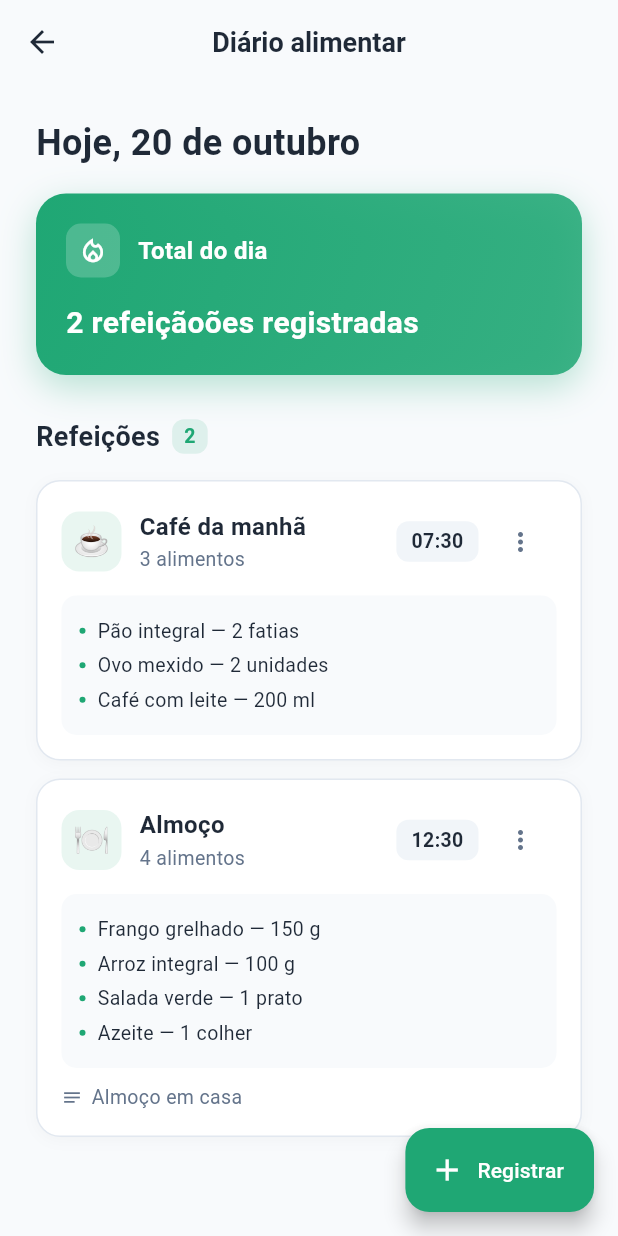
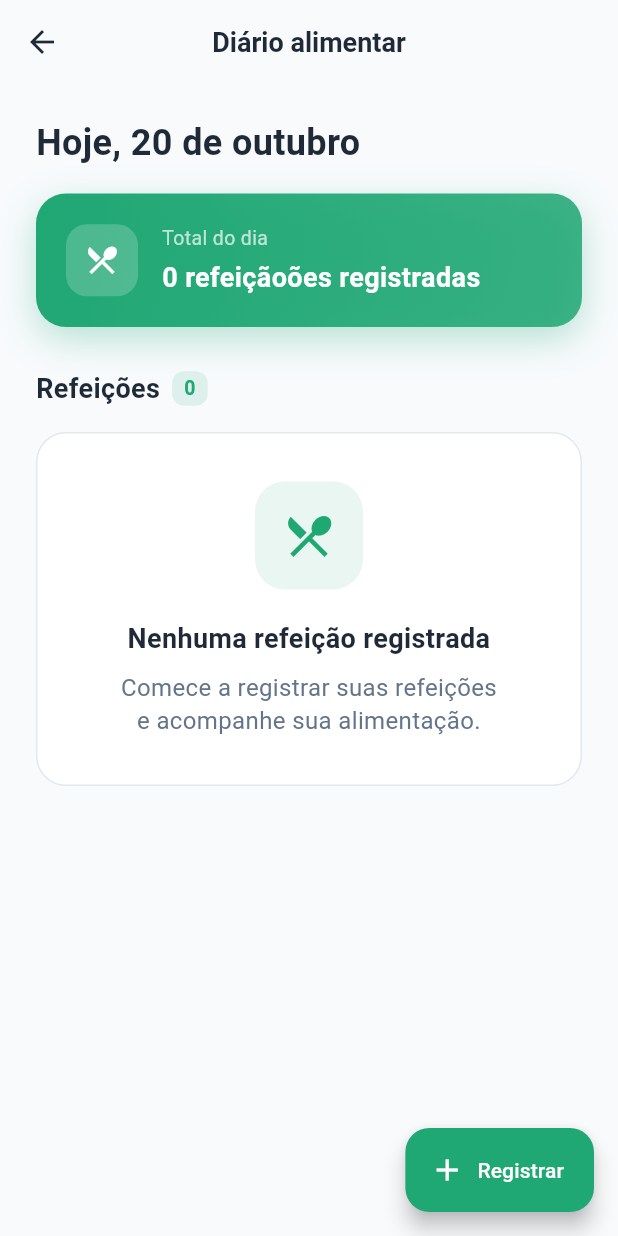
Before and after one commit to 435310/nutriflow, a Flutter app: the DiaryPage screen opened by its route, on a phone screen of 412 x 824 dp. Run offline on Flutter 3.47's test engine with Material 3 defaults, Android fonts, the phone set to English and light mode, and no system bars; our stand-ins replace shared_preferences; accounts and stored records are empty.

```diff
--- a/lib/screens/patient/diary/diary_page.dart
+++ b/lib/screens/patient/diary/diary_page.dart
@@ -4,12 +4,10 @@ import '../../../app/routes.dart';
 import '../../../core/theme/colors.dart';
 import '../../../core/theme/text_styles.dart';
 import '../../../models/meal.dart';
+import '../../../services/local_storage_service.dart';
 import '../../../widgets/daily_total_card.dart';
 import '../../../widgets/meal_card.dart';
 
-/// ============================================
-/// TELA: DIÁRIO ALIMENTAR
-/// ============================================
 class DiaryPage extends StatefulWidget {
   const DiaryPage({super.key});
 
@@ -22,26 +20,24 @@ class _DiaryPageState extends State<DiaryPage>
   late AnimationController _controller;
   late Animation<double> _fadeIn;
 
-  // Refeições de exemplo (mock)
-  late List<Meal> _meals;
+  final _storage = LocalStorageService();
+
+  // Garante que _meals NUNCA será null
+  List<Meal> _meals = [];
+  bool _isLoading = true;
 
   @override
   void initState() {
     super.initState();
-
     _controller = AnimationController(
       vsync: this,
       duration: const Duration(milliseconds: 800),
     );
-
     _fadeIn = Tween<double>(begin: 0.0, end: 1.0).animate(
       CurvedAnimation(parent: _controller, curve: Curves.easeOut),
     );
-
     _controller.forward();
-
-    // Mock de refeições
-    _meals = _buildMockMeals();
+    _loadMeals();
   }
 
   @override
@@ -50,61 +46,44 @@ class _DiaryPageState extends State<DiaryPage>
     super.dispose();
   }
 
-  // ============================================
-  // MOCK DE REFEIÇÕES
-  // ============================================
-  List<Meal> _buildMockMeals() {
-    final now = DateTime.now();
-    final today = DateTime(now.year, now.month, now.day);
+  Future<void> _loadMeals() async {
+    try {
+      // Carrega refeições do dia atual
+      final meals = await _storage.loadMealsByDate(DateTime.now());
 
-    return [
-      Meal(
-        id: '1',
-        type: MealType.breakfast,
-        dateTime: today.add(const Duration(hours: 7, minutes: 30)),
-        foods: const [
-          FoodItem(name: 'Pão integral', quantity: 2, unit: 'fatias'),
-          FoodItem(name: 'Ovo mexido', quantity: 2, unit: 'unidades'),
-          FoodItem(name: 'Café com leite', quantity: 200, unit: 'ml'),
-        ],
-      ),
-      Meal(
-        id: '2',
-        type: MealType.lunch,
-        dateTime: today.add(const Duration(hours: 12, minutes: 30)),
-        foods: const [
-          FoodItem(name: 'Frango grelhado', quantity: 150, unit: 'g'),
-          FoodItem(name: 'Arroz integral', quantity: 100, unit: 'g'),
-          FoodItem(name: 'Salada verde', quantity: 1, unit: 'prato'),
-          FoodItem(name: 'Azeite', quantity: 1, unit: 'colher'),
-        ],
-        notes: 'Almoço em casa',
-      ),
-    ];
+      if (!mounted) return;
+      setState(() {
+        // Se por algum motivo 'meals' vier nulo, força uma lista vazia
+        _meals = meals ?? [];
+        _isLoading = false;
+      });
+    } catch (e) {
+      print('Erro ao carregar refeições: $e');
+      if (!mounted) return;
+      setState(() {
+        _meals = [];
+        _isLoading = false;
+      });
+    }
   }
 
-  // ============================================
-  // REMOVER REFEIÇÃO
-  // ============================================
   void _handleDelete(Meal meal) {
     showDialog(
       context: context,
       builder: (context) => AlertDialog(
         title: const Text('Excluir refeição?'),
-        content: Text(
-          'Deseja realmente excluir "${meal.type.label}"?',
-        ),
+        content: Text('Deseja realmente excluir "${meal.type.label}"?'),
         actions: [
           TextButton(
             onPressed: () => Navigator.pop(context),
             child: const Text('Cancelar'),
           ),
           TextButton(
-            onPressed: () {
-              setState(() {
-                _meals.removeWhere((m) => m.id == meal.id);
-              });
+            onPressed: () async {
+              await _storage.deleteMeal(meal.id);
+              if (!mounted) return;
               Navigator.pop(context);
+              _loadMeals();
               ScaffoldMessenger.of(context).showSnackBar(
                 SnackBar(
                   content: Text('${meal.type.label} excluído'),
@@ -122,9 +101,6 @@ class _DiaryPageState extends State<DiaryPage>
     );
   }
 
-  // ============================================
-  // FORMATAR DATA
-  // ============================================
   String _formatDate() {
     final now = DateTime.now();
     const months = [
@@ -134,25 +110,23 @@ class _DiaryPageState extends State<DiaryPage>
     return 'Hoje, ${now.day} de ${months[now.month - 1]}';
   }
 
-  // ============================================
-  // CALCULAR TOTAL DE CALORIAS
-  // ============================================
-  double? _getTotalCalories() {
-    double total = 0;
-    bool hasAny = false;
-    for (final meal in _meals) {
-      final cal = meal.estimatedCalories;
-      if (cal != null) {
-        total += cal;
-        hasAny = true;
-      }
-    }
-    return hasAny ? total : null;
-  }
-
   @override
   Widget build(BuildContext context) {
-    final totalCalories = _getTotalCalories();
+    if (_isLoading) {
+      return Scaffold(
+        backgroundColor: AppColors.background,
+        appBar: AppBar(
+          title: const Text('Diário alimentar'),
+          leading: IconButton(
+            icon: const Icon(Icons.arrow_back),
+            onPressed: () => AppRoutes.back(context),
+          ),
+        ),
+        body: const Center(
+          child: CircularProgressIndicator(color: AppColors.primary),
+        ),
+      );
+    }
 
     return Scaffold(
       backgroundColor: AppColors.background,
@@ -171,24 +145,73 @@ class _DiaryPageState extends State<DiaryPage>
             child: Column(
               crossAxisAlignment: CrossAxisAlignment.start,
               children: [
-                // Data
-                Text(
-                  _formatDate(),
-                  style: AppTextStyles.h2,
-                ),
-
+                Text(_formatDate(), style: AppTextStyles.h2),
                 const SizedBox(height: 20),
 
-                // Card de total do dia
-                DailyTotalCard(
-                  mealCount: _meals.length,
-                  totalCalories: totalCalories,
-                  goalCalories: null,
-                ),
+               Container(
+  width: double.infinity,
+  padding: const EdgeInsets.all(20),
+  decoration: BoxDecoration(
+    gradient: LinearGradient(
+      colors: [
+        AppColors.primary,
+        AppColors.primary.withValues(alpha: 0.85),
+      ],
+      begin: Alignment.topLeft,
+      end: Alignment.bottomRight,
+    ),
+    borderRadius: BorderRadius.circular(20),
+    boxShadow: [
+      BoxShadow(
+        color: AppColors.primary.withValues(alpha: 0.3),
+        blurRadius: 20,
+        offset: const Offset(0, 8),
+      ),
+    ],
+  ),
+  child: Row(
+    children: [
+      Container(
+        height: 48,
+        width: 48,
+        decoration: BoxDecoration(
+          color: Colors.white.withValues(alpha: 0.2),
+          borderRadius: BorderRadius.circular(14),
+        ),
+        child: const Icon(
+          Icons.restaurant_menu,
+          color: Colors.white,
+          size: 24,
+        ),
+      ),
+      const SizedBox(width: 16),
+      Column(
+        crossAxisAlignment: CrossAxisAlignment.start,
+        children: [
+          const Text(
+            'Total do dia',
+            style: TextStyle(
+              color: Colors.white70,
+              fontSize: 13,
+            ),
+          ),
+          const SizedBox(height: 4),
+          Text(
+            '${_meals.length} refeição${_meals.length != 1 ? 'ões' : ''} registrada${_meals.length != 1 ? 's' : ''}',
+            style: const TextStyle(
+              color: Colors.white,
+              fontSize: 18,
+              fontWeight: FontWeight.bold,
+            ),
+          ),
+        ],
+      ),
+    ],
+  ),
+),
 
                 const SizedBox(height: 28),
 
-                // Título da seção
                 Row(
                   children: [
                     Text('Refeições', style: AppTextStyles.h3),
@@ -215,7 +238,6 @@ class _DiaryPageState extends State<DiaryPage>
 
                 const SizedBox(height: 16),
 
-                // Lista de refeições ou estado vazio
                 if (_meals.isEmpty)
                   _buildEmptyState()
                 else
@@ -240,11 +262,11 @@ class _DiaryPageState extends State<DiaryPage>
           ),
         ),
       ),
-
-      // Botão flutuante
       floatingActionButton: FloatingActionButton.extended(
         onPressed: () {
-          AppRoutes.go(context, AppRoutes.registerMeal);
+          Navigator.pushNamed(context, AppRoutes.registerMeal).then((_) {
+            _loadMeals();
+          });
         },
         backgroundColor: AppColors.primary,
         foregroundColor: Colors.white,
@@ -254,9 +276,6 @@ class _DiaryPageState extends State<DiaryPage>
     );
   }
 
-  // ============================================
-  // ESTADO VAZIO
-  // ============================================
   Widget _buildEmptyState() {
     return Container(
       width: double.infinity,
```
Also changed, not shown: lib/screens/patient/meal/register_meal_page.dart (+49 -104 lines), lib/services/local_storage_service.dart (+107 -2 lines).
